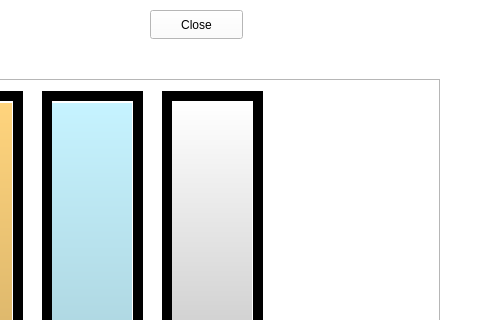
Qt form mainwindow.ui (mattymactutor/BeltonC_LED) before a commit; both pictures show x 470 to 950 and y 0 to 320 of the 950 by 492 pixel window.
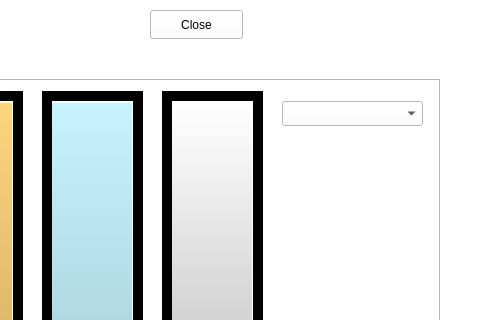
The same form after that commit.

Diff of the .ui file:
```diff
--- a/mainwindow.ui
+++ b/mainwindow.ui
@@ -420,6 +420,23 @@
         <enum>QFrame::Raised</enum>
        </property>
       </widget>
+      <widget class="QComboBox" name="cmbRGB_Group">
+       <property name="geometry">
+        <rect>
+         <x>740</x>
+         <y>20</y>
+         <width>141</width>
+         <height>25</height>
+        </rect>
+       </property>
+       <property name="styleSheet">
+        <string notr="true">QComboBox QAbstractItemView {
+
+    selection-background-color: rgb(0,0,127);
+    selection-color: rgb(0, 0, 0);
+}</string>
+       </property>
+      </widget>
       <zorder>brdBrightness</zorder>
       <zorder>brdDaylight</zorder>
       <zorder>brdTungsten</zorder>
```
Left out of the diff: 1 changed line with no effect on the pictures.
